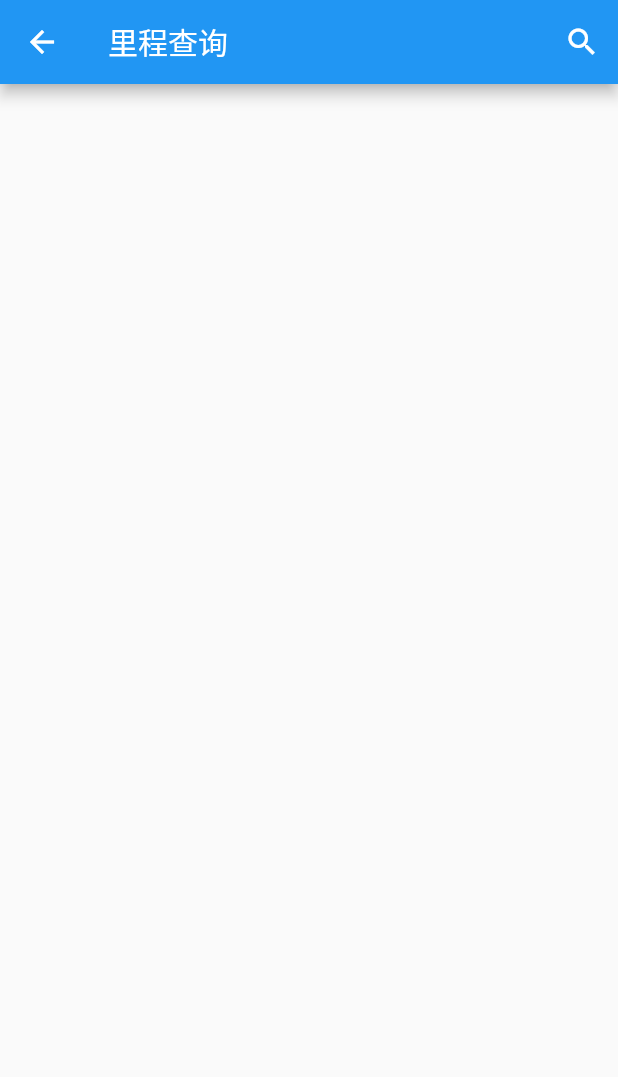
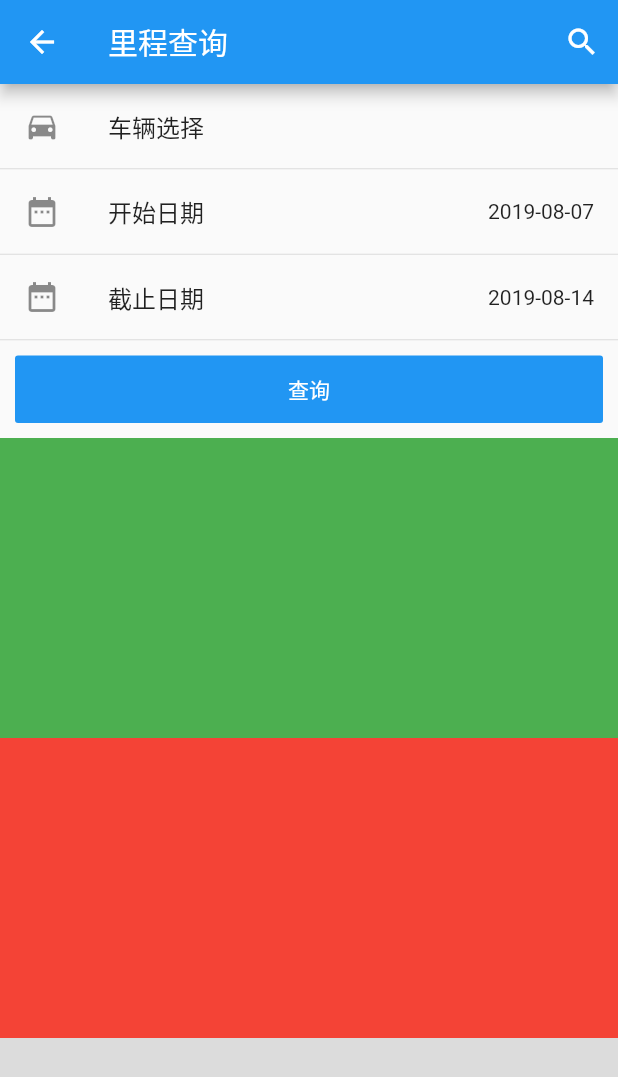
Before and after one commit to zhuozhao/wazert_site, a Flutter app: the CarMilePage screen opened directly, on a phone screen of 412 x 824 dp. Shown: the top 1077 px of the screen. Run offline on Flutter 3.47's test engine with Material 2 defaults, Android fonts, the phone set to English and light mode, and no system bars; our stand-ins replace date_format, dio, flutter_datetime_picker, flutter_spinkit, flutter_swiper, package_info and 1 more; accounts and stored records are empty; network calls fail.

Commit message:
修改里程查询日期选择

```diff
--- a/lib/pages/car_mile_page.dart
+++ b/lib/pages/car_mile_page.dart
@@ -1,4 +1,6 @@
+import 'package:date_format/date_format.dart';
 import 'package:flutter/material.dart';
+import 'package:flutter_datetime_picker/flutter_datetime_picker.dart';
 
 ///车辆里程查询
 class CarMilePage extends StatefulWidget {
@@ -7,6 +9,19 @@ class CarMilePage extends StatefulWidget {
 }
 
 class _CarMilePageState extends State<CarMilePage> {
+  DateTime startDate = DateTime.now().subtract(new Duration(days: 7));
+  String startDateStr = '';
+  DateTime endDate = DateTime.now();
+  String endDateStr = '';
+
+  @override
+  void initState() {
+    // TODO: implement initState
+    super.initState();
+    startDateStr = formatDate(startDate, [yyyy, '-', mm, '-', dd]);
+    endDateStr = formatDate(endDate, [yyyy, '-', mm, '-', dd]);
+  }
+
   @override
   Widget build(BuildContext context) {
     return Scaffold(
@@ -15,14 +30,98 @@ class _CarMilePageState extends State<CarMilePage> {
         actions: <Widget>[
           IconButton(
             icon: Icon(Icons.search),
-            onPressed: () {
-
-            },
+            onPressed: () {},
           )
         ],
       ),
       body: CustomScrollView(
-        slivers: <Widget>[],
+        slivers: <Widget>[
+          SliverToBoxAdapter(
+              child: Wrap(
+            children: <Widget>[
+              ListTile(
+                leading: Icon(Icons.directions_car),
+                title: Text('车辆选择'),
+                trailing: Text(''),
+                onTap: () {
+
+                },
+              ),
+              Divider(height: 1),
+              ListTile(
+                leading: Icon(Icons.date_range),
+                title: Text('开始日期'),
+                trailing: Text('$startDateStr'),
+                onTap: () {
+                  DatePicker.showDatePicker(context,
+                      currentTime: startDate,
+                      maxTime: DateTime.now(),
+                      locale: LocaleType.zh, onConfirm: (date) {
+                    setState(() {
+                      startDate = date;
+                      startDateStr = formatDate(date, [yyyy, '-', mm, '-', dd]);
+                    });
+                  });
+                },
+              ),
+              Divider(height: 1),
+              ListTile(
+                leading: Icon(Icons.date_range),
+                title: Text('截止日期'),
+                trailing: Text('$endDateStr'),
+                onTap: () {
+                  DatePicker.showDatePicker(context,
+                      currentTime: endDate,
+                      maxTime: DateTime.now(),
+                      locale: LocaleType.zh, onConfirm: (date) {
+                    setState(() {
+                      endDate = date;
+                      endDateStr = formatDate(date, [yyyy, '-', mm, '-', dd]);
+                    });
+                  });
+                },
+              ),
+              Divider(height: 1),
+              SizedBox(
+                  width: double.infinity,
+                  child: Container(
+                    height: 45,
+                    margin: EdgeInsets.all(10),
+                    child: FlatButton(
+                      child: Text(
+                        '查询',
+                        style: TextStyle(color: Colors.white),
+                      ),
+                      color: Colors.blue,
+                      onPressed: () {},
+                    ),
+                  )),
+            ],
+          )),
+          SliverList(
+              delegate: SliverChildListDelegate([
+            Container(
+              color: Colors.green,
+              height: 200,
+            ),
+            Container(
+              color: Colors.red,
+              height: 200,
+            ),
+            Container(
+              color: Colors.black12,
+              height: 200,
+            ),
+            Container(
+              color: Colors.blue,
+              height: 200,
+            ),
+            Container(
+              color: Colors.yellow,
+              height: 200,
+            ),
+          ]))
+        ],
       ),
     );
   }
--- a/lib/pages/home_page.dart
+++ b/lib/pages/home_page.dart
@@ -65,7 +65,7 @@ class _HomePageState extends State<HomePage> {
           ),
           SliverToBoxAdapter(
             child: Container(
-              height: 2,
+              height: 1,
             ),
           ),
           SliverToBoxAdapter(
```
